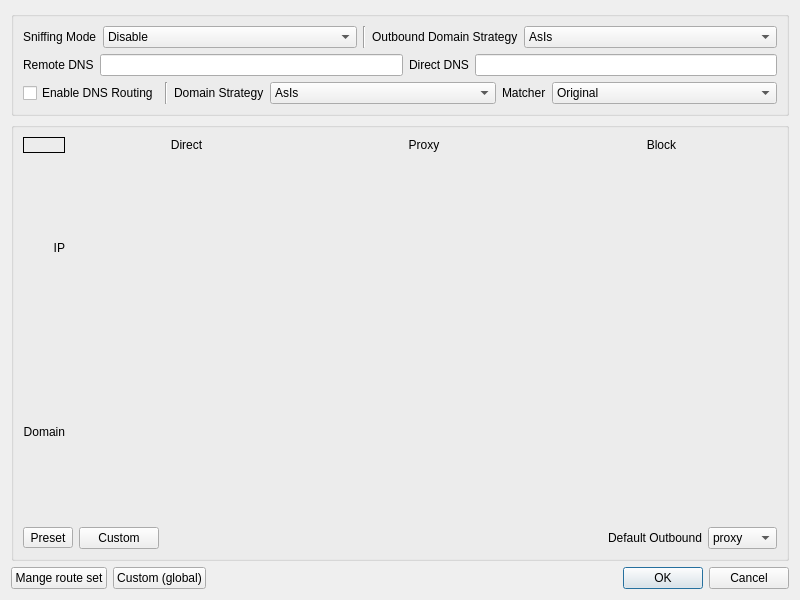
Above: ui/dialog_manage_routes.ui from MatsuriDayo/nekoray before the change. Below: the same form after it.
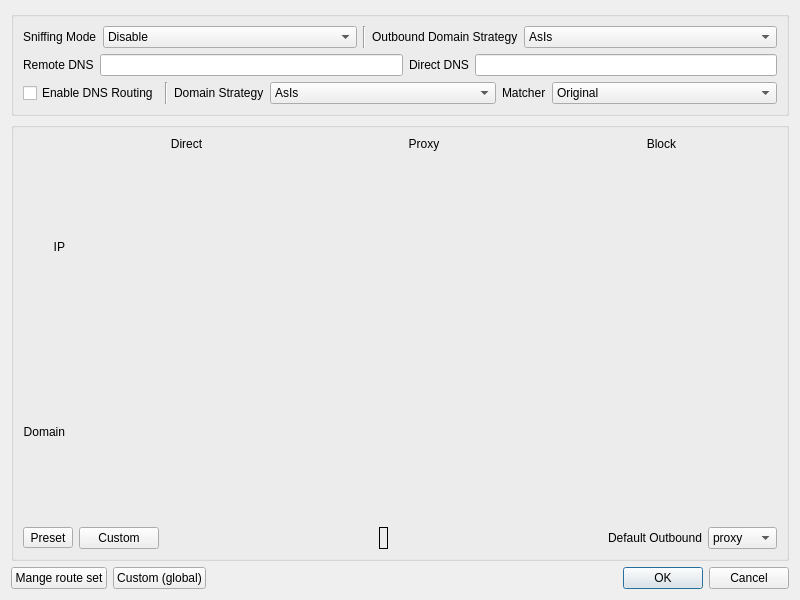
That is the form after the change.

```diff
--- a/ui/dialog_manage_routes.ui
+++ b/ui/dialog_manage_routes.ui
@@ -298,16 +298,6 @@
         <item row="1" column="1">
          <layout class="QGridLayout" name="directIPLayout"/>
         </item>
-        <item row="0" column="0">
-         <widget class="QLabel" name="active_routing">
-          <property name="frameShape">
-           <enum>QFrame::Box</enum>
-          </property>
-          <property name="text">
-           <string/>
-          </property>
-         </widget>
-        </item>
        </layout>
       </item>
       <item>
@@ -369,6 +359,29 @@
           </property>
          </spacer>
         </item>
+        <item>
+         <widget class="QLabel" name="active_routing">
+          <property name="frameShape">
+           <enum>QFrame::Box</enum>
+          </property>
+          <property name="text">
+           <string/>
+          </property>
+         </widget>
+        </item>
+        <item>
+         <spacer name="horizontalSpacer_2">
+          <property name="orientation">
+           <enum>Qt::Horizontal</enum>
+          </property>
+          <property name="sizeHint" stdset="0">
+           <size>
+            <width>40</width>
+            <height>20</height>
+           </size>
+          </property>
+         </spacer>
+        </item>
         <item>
          <widget class="QWidget" name="horizontalWidget" native="true">
           <layout class="QHBoxLayout" name="horizontalLayout_2">
```
